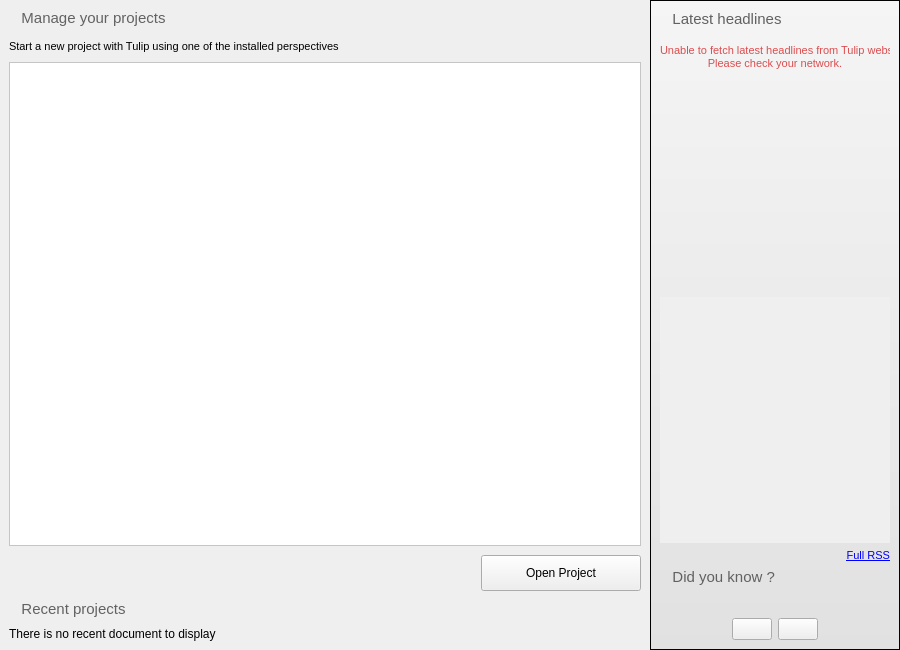
Qt form software/tulip/designer/TulipWelcomePage.ui (Tulip-Dev/tulip) before a commit.
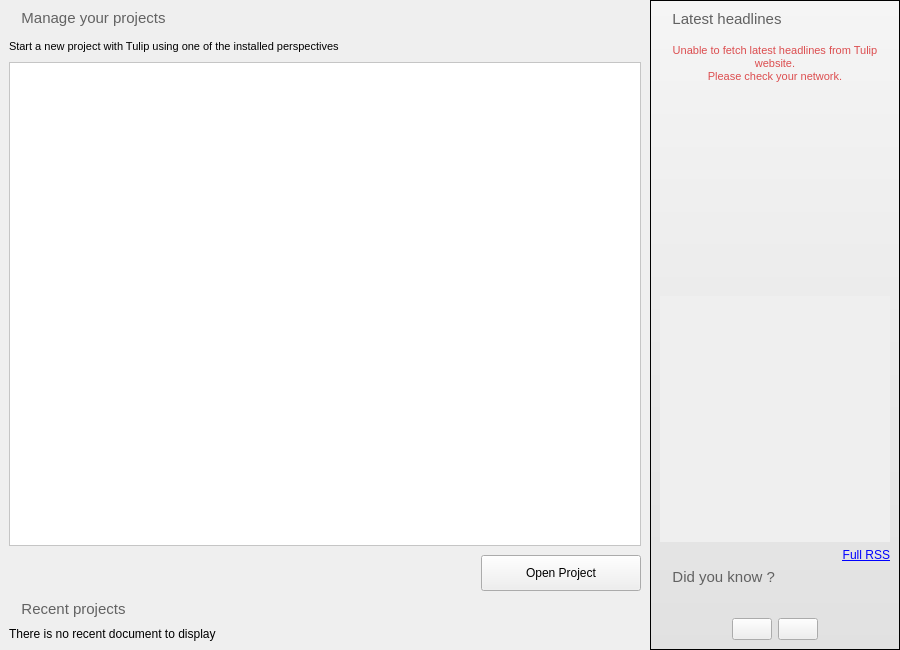
The same form after that commit. Icons and pictures are not drawn.

What changed in the file:
```diff
--- a/software/tulip/designer/TulipWelcomePage.ui
+++ b/software/tulip/designer/TulipWelcomePage.ui
@@ -257,13 +257,16 @@
            <string>&lt;!DOCTYPE HTML PUBLIC &quot;-//W3C//DTD HTML 4.0//EN&quot; &quot;http://www.w3.org/TR/REC-html40/strict.dtd&quot;&gt;
 &lt;html&gt;&lt;head&gt;&lt;meta name=&quot;qrichtext&quot; content=&quot;1&quot; /&gt;&lt;style type=&quot;text/css&quot;&gt;
 p, li { white-space: pre-wrap; }
-&lt;/style&gt;&lt;/head&gt;&lt;body style=&quot; font-family:'MS Shell Dlg 2'; font-size:8.25pt; font-weight:400; font-style:normal;&quot;&gt;
-&lt;p align=&quot;center&quot; style=&quot; margin-top:0px; margin-bottom:0px; margin-left:0px; margin-right:0px; -qt-block-indent:0; text-indent:0px;&quot;&gt;&lt;span style=&quot; font-size:8pt; color:#dc4d4f;&quot;&gt;Unable to fetch latest headlines from Tulip website.&lt;/span&gt;&lt;/p&gt;
-&lt;p align=&quot;center&quot; style=&quot; margin-top:0px; margin-bottom:0px; margin-left:0px; margin-right:0px; -qt-block-indent:0; text-indent:0px;&quot;&gt;&lt;span style=&quot; font-size:8pt; color:#dc4d4f;&quot;&gt;Please check your network.&lt;/span&gt;&lt;/p&gt;&lt;/body&gt;&lt;/html&gt;</string>
+&lt;/style&gt;&lt;/head&gt;&lt;body style=&quot; font-family:'Cantarell'; font-size:11pt; font-weight:400; font-style:normal;&quot;&gt;
+&lt;p align=&quot;center&quot; style=&quot; margin-top:0px; margin-bottom:0px; margin-left:0px; margin-right:0px; -qt-block-indent:0; text-indent:0px;&quot;&gt;&lt;span style=&quot; font-family:'MS Shell Dlg 2'; font-size:8pt; color:#dc4d4f;&quot;&gt;Unable to fetch latest headlines from Tulip website.&lt;/span&gt;&lt;/p&gt;
+&lt;p align=&quot;center&quot; style=&quot; margin-top:0px; margin-bottom:0px; margin-left:0px; margin-right:0px; -qt-block-indent:0; text-indent:0px;&quot;&gt;&lt;span style=&quot; font-family:'MS Shell Dlg 2'; font-size:8pt; color:#dc4d4f;&quot;&gt;Please check your network.&lt;/span&gt;&lt;/p&gt;&lt;/body&gt;&lt;/html&gt;</string>
           </property>
           <property name="alignment">
            <set>Qt::AlignLeading|Qt::AlignLeft|Qt::AlignTop</set>
           </property>
+          <property name="wordWrap">
+           <bool>true</bool>
+          </property>
          </widget>
         </item>
         <item>
@@ -330,8 +333,8 @@
            <string>&lt;!DOCTYPE HTML PUBLIC &quot;-//W3C//DTD HTML 4.0//EN&quot; &quot;http://www.w3.org/TR/REC-html40/strict.dtd&quot;&gt;
 &lt;html&gt;&lt;head&gt;&lt;meta name=&quot;qrichtext&quot; content=&quot;1&quot; /&gt;&lt;style type=&quot;text/css&quot;&gt;
 p, li { white-space: pre-wrap; }
-&lt;/style&gt;&lt;/head&gt;&lt;body style=&quot; font-family:'MS Shell Dlg 2'; font-size:8.25pt; font-weight:400; font-style:normal;&quot;&gt;
-&lt;p style=&quot; margin-top:0px; margin-bottom:0px; margin-left:0px; margin-right:0px; -qt-block-indent:0; text-indent:0px;&quot;&gt;&lt;a href=&quot;http://tulip.labri.fr&quot;&gt;&lt;span style=&quot; font-size:8pt; text-decoration: underline; color:#0000ff;&quot;&gt;Full RSS&lt;/span&gt;&lt;/a&gt;&lt;/p&gt;&lt;/body&gt;&lt;/html&gt;</string>
+&lt;/style&gt;&lt;/head&gt;&lt;body style=&quot; font-family:'Cantarell'; font-size:11pt; font-weight:400; font-style:normal;&quot;&gt;
+&lt;p style=&quot; margin-top:0px; margin-bottom:0px; margin-left:0px; margin-right:0px; -qt-block-indent:0; text-indent:0px;&quot;&gt;&lt;a href=&quot;http://tulip.labri.fr&quot;&gt;&lt;span style=&quot; font-family:'MS Shell Dlg 2'; font-size:9pt; text-decoration: underline; color:#0000ff;&quot;&gt;Full RSS&lt;/span&gt;&lt;/a&gt;&lt;/p&gt;&lt;/body&gt;&lt;/html&gt;</string>
           </property>
           <property name="alignment">
            <set>Qt::AlignRight|Qt::AlignTrailing|Qt::AlignVCenter</set>
```
Left out of the diff: 16 changed lines with no effect on the pictures.
